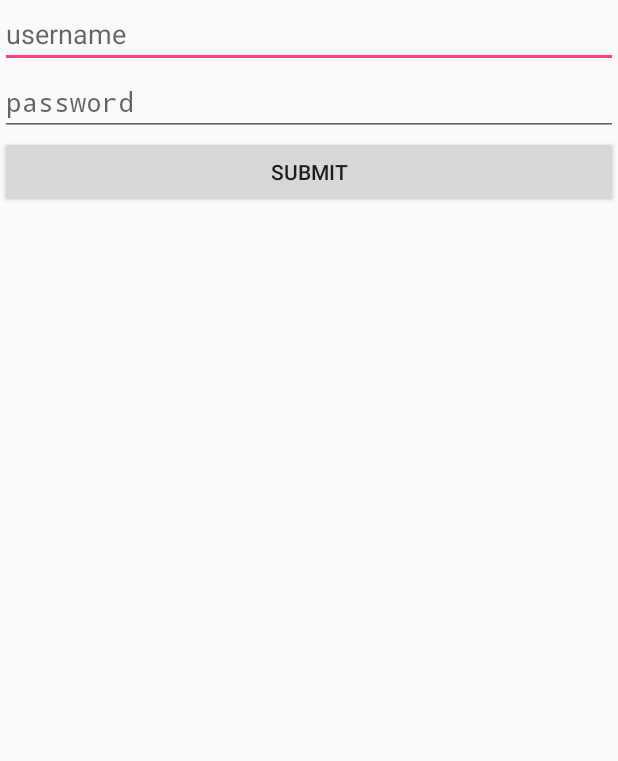
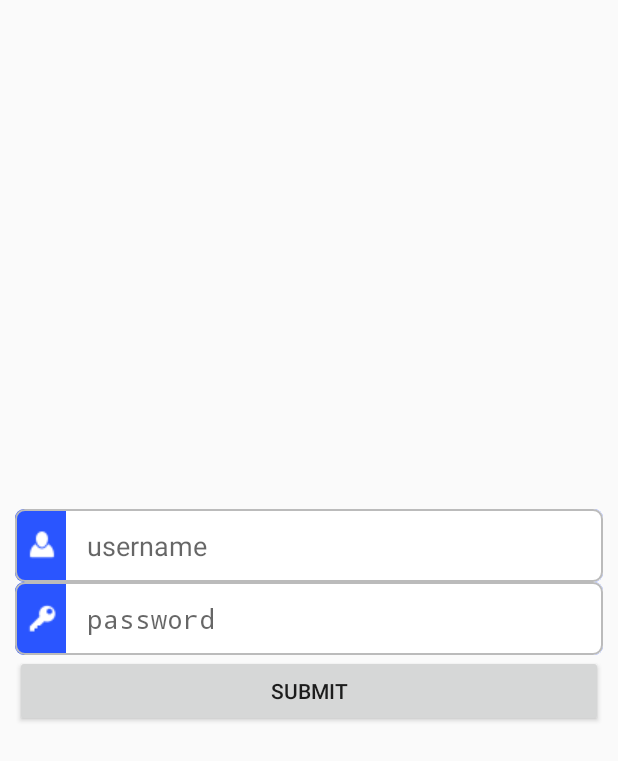
Before and after one commit to omiplekevin/DemoSessions, an Android app: the screen it shows after launch (MainActivity), on a phone screen of 412 x 824 dp. Shown: the top 761 px of the screen. Run offline under Robolectric (Android 15) with nearby library versions, the phone set to English and light mode, and no system bars.

```diff
--- /dev/null
+++ b/JMCDemo2/app/src/main/res/drawable/edittext_custom_bg.xml
@@ -0,0 +1,36 @@
+<?xml version="1.0" encoding="utf-8"?>
+<layer-list xmlns:android="http://schemas.android.com/apk/res/android">
+
+    <item>
+        <shape>
+            <corners android:radius="6dp" />
+            <solid android:color="@android:color/white" />
+        </shape>
+    </item>
+    <item>
+        <shape>
+            <solid android:color="#2a55ff" />
+            <corners android:radius="6dp" />
+        </shape>
+    </item>
+    <item
+        android:left="34dp">
+        <shape>
+            <solid android:color="@android:color/white" />
+            <corners android:radius="6dp"
+                android:topRightRadius="6dp"
+                android:topLeftRadius="0dp"
+                android:bottomRightRadius="6dp"
+                android:bottomLeftRadius="0dp"/>
+        </shape>
+    </item>
+    <item>
+        <shape>
+            <corners android:radius="6dp" />
+            <solid android:color="@android:color/transparent" />
+            <stroke
+                android:width="1dp"
+                android:color="#BBBBBB" />
+        </shape>
+    </item>
+</layer-list>
--- a/JMCDemo2/app/src/main/res/layout/activity_main.xml
+++ b/JMCDemo2/app/src/main/res/layout/activity_main.xml
@@ -1,30 +1,45 @@
 <?xml version="1.0" encoding="utf-8"?>
-<LinearLayout
-    xmlns:android="http://schemas.android.com/apk/res/android"
+<LinearLayout xmlns:android="http://schemas.android.com/apk/res/android"
     xmlns:tools="http://schemas.android.com/tools"
     android:id="@+id/activity_main"
     android:layout_width="match_parent"
-    android:layout_height="match_parent"
+    android:layout_height="wrap_content"
     android:orientation="vertical"
+    android:padding="10dp"
+    android:layout_gravity="center_vertical|center_horizontal"
     tools:context="com.omiplekevin.android.jmcdemo.MainActivity">
 
     <EditText
         android:id="@+id/nameField"
         android:layout_width="match_parent"
         android:layout_height="wrap_content"
-        android:hint="username"/>
+        android:background="@drawable/edittext_custom_bg"
+        android:drawableLeft="@drawable/user_20px"
+        android:drawablePadding="20dp"
+        android:hint="username"
+        android:paddingBottom="12dp"
+        android:paddingLeft="8dp"
+        android:paddingRight="12dp"
+        android:paddingTop="12dp" />
 
     <EditText
         android:id="@+id/passwordField"
         android:layout_width="match_parent"
         android:layout_height="wrap_content"
-        android:inputType="textPassword"
-        android:hint="password"/>
+        android:background="@drawable/edittext_custom_bg"
+        android:drawableLeft="@drawable/key_20px"
+        android:drawablePadding="20dp"
+        android:hint="password"
+        android:paddingBottom="12dp"
+        android:paddingLeft="8dp"
+        android:paddingRight="12dp"
+        android:paddingTop="12dp"
+        android:inputType="textPassword" />
 
     <Button
         android:id="@+id/submitBtn"
         android:layout_width="match_parent"
         android:layout_height="wrap_content"
-        android:text="@string/submit"/>
+        android:text="@string/submit" />
 
 </LinearLayout>
```
Also changed, not shown: JMCDemo2/app/src/main/res/drawable/key_20px.png (added), JMCDemo2/app/src/main/res/drawable/user_20px.png (added).
